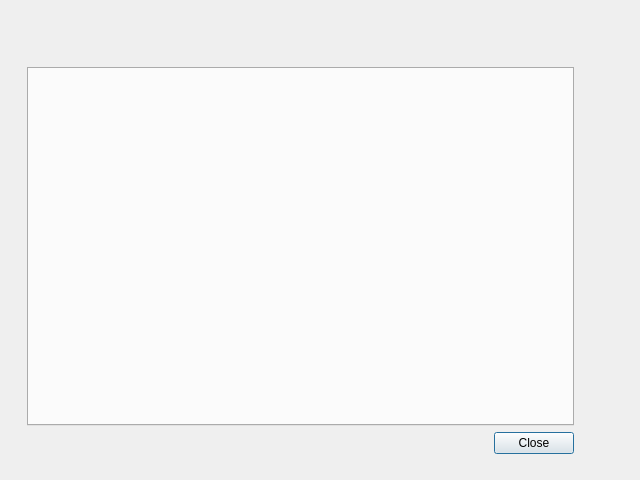
Before: the Qt Designer form MainDialog.ui in mhtrinh/mortgage-calculator, drawn with Qt 5.
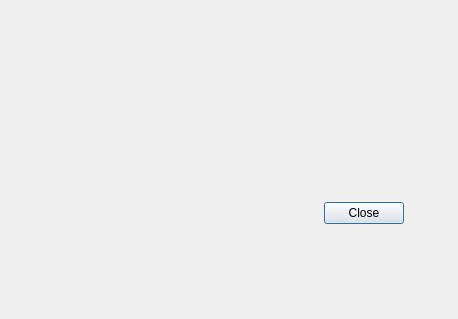
After: the same form once the commit is applied. Custom widgets are drawn as their Qt base class.

Patch:
```diff
--- a/MainDialog.ui
+++ b/MainDialog.ui
@@ -6,8 +6,8 @@
    <rect>
     <x>0</x>
     <y>0</y>
-    <width>640</width>
-    <height>480</height>
+    <width>458</width>
+    <height>319</height>
    </rect>
   </property>
   <property name="windowTitle">
@@ -18,8 +18,8 @@
     <rect>
      <x>20</x>
      <y>60</y>
-     <width>561</width>
-     <height>401</height>
+     <width>391</width>
+     <height>171</height>
     </rect>
    </property>
    <layout class="QVBoxLayout" name="mainLayout">
@@ -39,9 +39,12 @@
      <number>7</number>
     </property>
     <item>
-     <widget class="QTabWidget" name="tabWidget">
-      <property name="currentIndex">
-       <number>-1</number>
+     <widget class="MorgageCalculator" name="widget" native="true">
+      <property name="sizePolicy">
+       <sizepolicy hsizetype="Expanding" vsizetype="Expanding">
+        <horstretch>0</horstretch>
+        <verstretch>0</verstretch>
+       </sizepolicy>
       </property>
      </widget>
     </item>
@@ -72,6 +75,14 @@
    </layout>
   </widget>
  </widget>
+ <customwidgets>
+  <customwidget>
+   <class>MorgageCalculator</class>
+   <extends>QWidget</extends>
+   <header>MorgageCalculator.h</header>
+   <container>1</container>
+  </customwidget>
+ </customwidgets>
  <resources/>
  <connections/>
 </ui>
```
